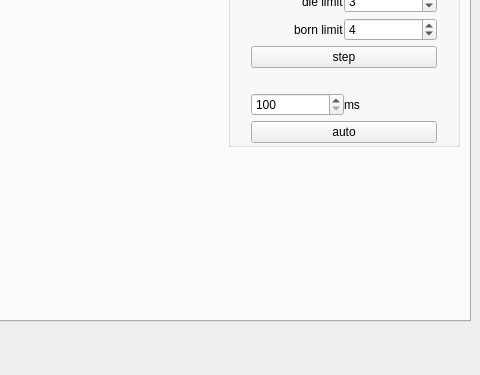
Qt form src/views/mainwindow.ui (darrpama/A1_Maze-1) before a commit; both pictures show x 302 to 782 and y 267 to 642 of the 782 by 642 pixel window.
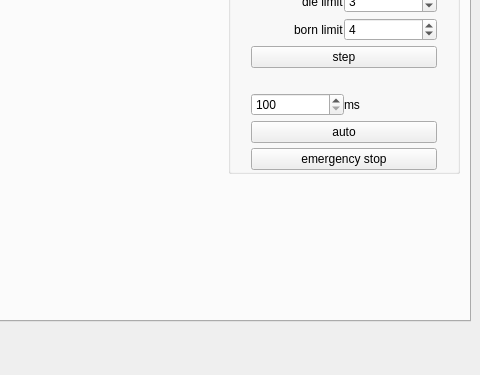
The same form after that commit. Custom widgets are drawn as their Qt base class.

Commit message: added emergency stop for cave auto render;

Patch:
```diff
--- a/src/views/mainwindow.ui
+++ b/src/views/mainwindow.ui
@@ -479,6 +479,13 @@
                </property>
               </widget>
              </item>
+             <item>
+              <widget class="QPushButton" name="emergency_stop_btn">
+               <property name="text">
+                <string>emergency stop</string>
+               </property>
+              </widget>
+             </item>
             </layout>
            </widget>
           </item>
```
The commit also changes 4 other files.
